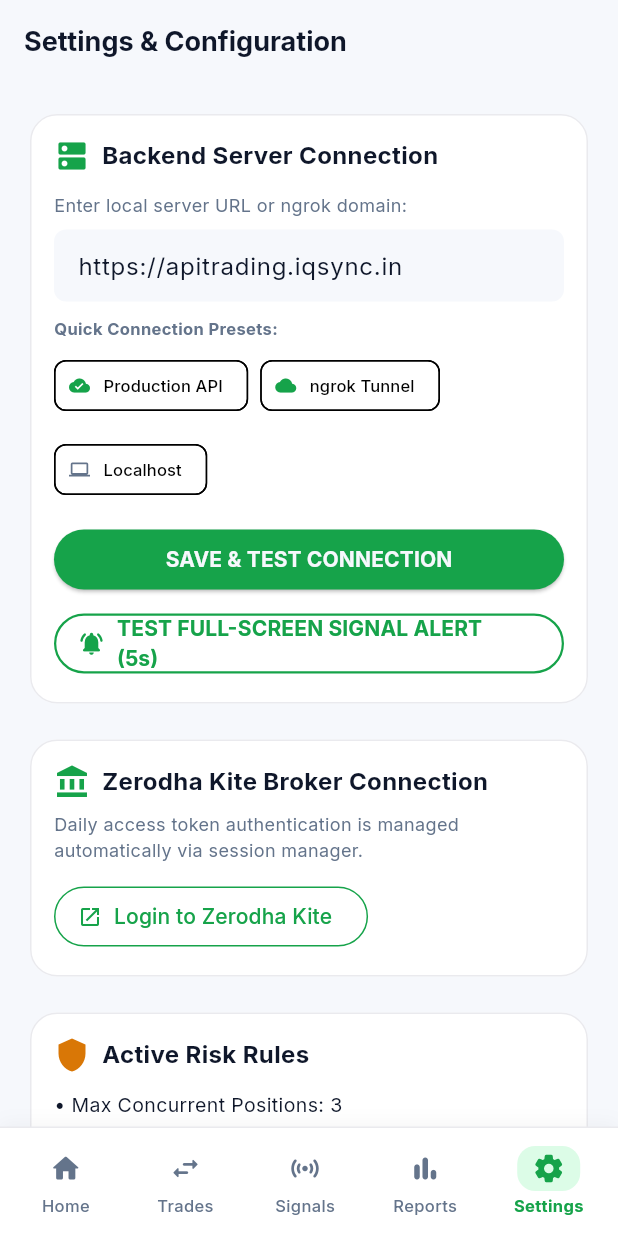
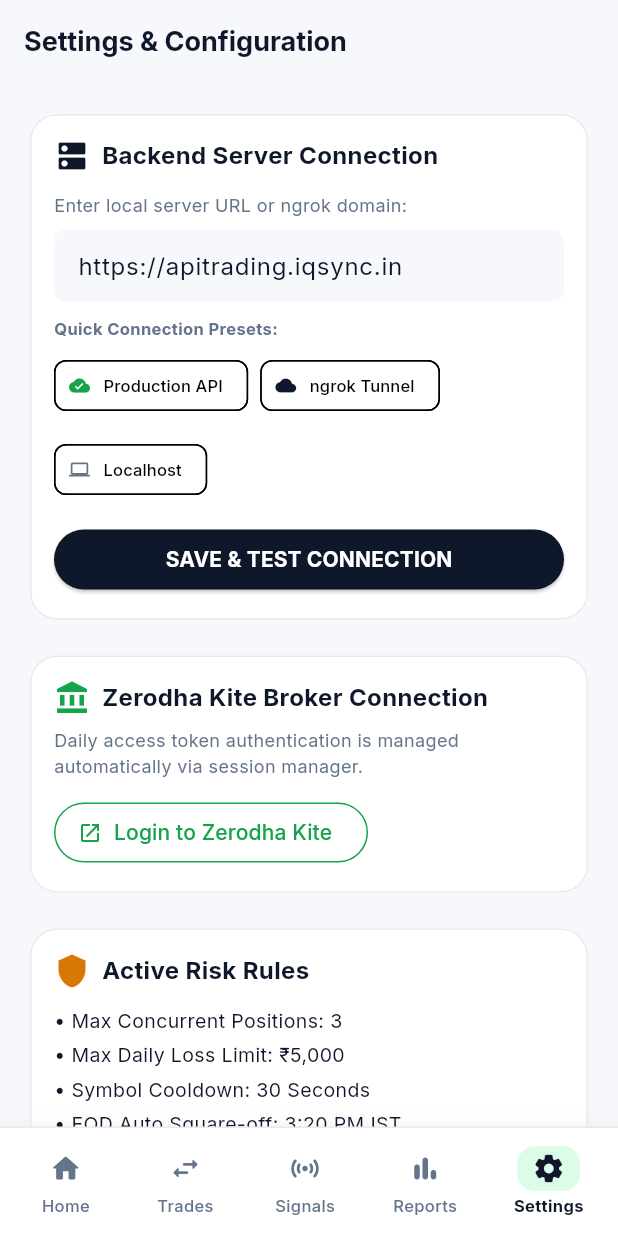
Before and after one commit to sanjay14sn/Trading_view, a Flutter app: the screen it shows after launch, item 5 of the bottom bar chosen, on a phone screen of 412 x 824 dp. Run offline on Flutter 3.47's test engine with Material 3 defaults, Android fonts, the phone set to English and light mode, and no system bars; our stand-ins replace audioplayers, firebase_core, firebase_messaging, flutter_dotenv, flutter_local_notifications, google_fonts and 1 more; accounts and stored records are empty; network calls fail; project files that could hold a hidden picture were left out.

Commit message:
feat(mobile): remove test signal alert button from settings & finalize Black & White theme

```diff
--- a/mobile_app/lib/screens/settings_screen.dart
+++ b/mobile_app/lib/screens/settings_screen.dart
@@ -2,7 +2,6 @@
 import 'package:provider/provider.dart';
 import '../providers/trading_provider.dart';
 import '../theme/app_theme.dart';
-import '../widgets/signal_alert_overlay.dart';
 
 class SettingsScreen extends StatefulWidget {
   const SettingsScreen({super.key});
@@ -113,26 +112,7 @@
                           );
                         }
                       },
-                      child: const Text('SAVE & TEST CONNECTION', style: TextStyle(fontWeight: FontWeight.bold)),
-                    ),
-                  ),
-                  const SizedBox(height: 8),
-                  SizedBox(
-                    width: double.infinity,
-                    child: OutlinedButton.icon(
-                      style: OutlinedButton.styleFrom(
-                        foregroundColor: AppTheme.buyGreen,
-                        side: const BorderSide(color: AppTheme.buyGreen, width: 1.5),
-                      ),
-                      icon: const Icon(Icons.notifications_active_rounded, size: 18),
-                      label: const Text('TEST FULL-SCREEN SIGNAL ALERT (5s)', style: TextStyle(fontWeight: FontWeight.bold)),
-                      onPressed: () {
-                        SignalAlertOverlay.show(context, {
-                          'symbol': 'BANKNIFTY26SEPFUT',
-                          'action': 'BUY',
-                          'price': 51250.00,
-                        });
-                      },
+                      child: const Text('SAVE & TEST CONNECTION', style: TextStyle(fontWeight: FontWeight.bold, color: Colors.white)),
                     ),
                   ),
                 ],
--- a/mobile_app/lib/theme/app_theme.dart
+++ b/mobile_app/lib/theme/app_theme.dart
@@ -7,8 +7,8 @@
   static const Color border = Color(0xFFEAEAEE);
   static const Color surfaceBorder = Color(0xFFE2E8F0);
 
-  static const Color primary = Color(0xFF16A34A); // Emerald Green
-  static const Color buyGreen = Color(0xFF16A34A); // Emerald Green
+  static const Color primary = Color(0xFF0F172A); // Black / Deep Slate
+  static const Color buyGreen = Color(0xFF16A34A); // Green
   static const Color sellRed = Color(0xFFDC2626); // Red
   static const Color warningOrange = Color(0xFFD97706); // Amber
 
```
